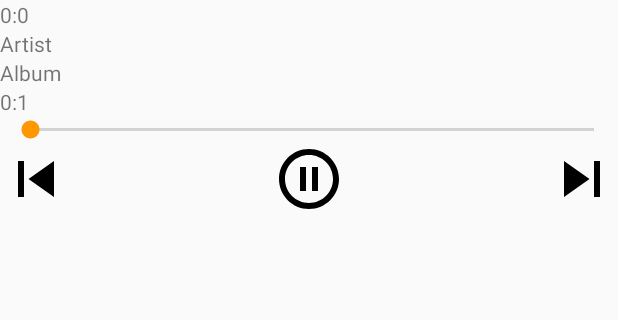
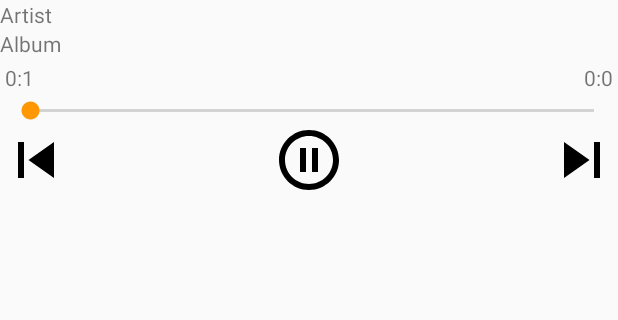
Before and after one commit to marguirrem/GPlay, an Android app: the PlayerActivity screen opened directly, with no data from a screen before it, on a phone screen of 412 x 824 dp, the part 342-662 px from its top. Run offline under Robolectric (Android 15) with nearby library versions, the phone set to English and light mode, and no system bars; 15 statements that could not run were skipped.

```diff
--- a/app/src/main/java/gplay/marlonaguirre/ml/gplay/activities/PlayerActivity.java
+++ b/app/src/main/java/gplay/marlonaguirre/ml/gplay/activities/PlayerActivity.java
@@ -2,6 +2,8 @@ package gplay.marlonaguirre.ml.gplay.activities;
 
 import android.media.MediaPlayer;
 import android.os.Handler;
+import android.support.v4.app.NotificationCompat;
+import android.support.v4.app.NotificationManagerCompat;
 import android.support.v7.app.AppCompatActivity;
 import android.os.Bundle;
 import android.util.Log;
@@ -19,6 +21,8 @@ import java.util.TimerTask;
 import gplay.marlonaguirre.ml.gplay.R;
 import gplay.marlonaguirre.ml.gplay.pojos.Song;
 
+import static android.support.v4.app.NotificationCompat.*;
+
 public class PlayerActivity extends AppCompatActivity {
 
     ArrayList<Song> songs;
@@ -31,7 +35,8 @@ public class PlayerActivity extends AppCompatActivity {
     long currentSecond=0;
     int currentMinute=0,sec=0;
     static MediaPlayer mp = new MediaPlayer();
-
+    NotificationManagerCompat notificationManager;
+    Builder mBuilder;
     @Override
     protected void onDestroy() {
         super.onDestroy();
@@ -60,32 +65,6 @@ public class PlayerActivity extends AppCompatActivity {
         setContentView(R.layout.activity_player);
         initComponents();
 
-        /*MediaMetadataRetriever mediaMetadataRetriever = new MediaMetadataRetriever();
-        mediaMetadataRetriever.setDataSource(song.getAbsolutePath());
-        String artist = mediaMetadataRetriever.extractMetadata(MediaMetadataRetriever.METADATA_KEY_ARTIST);
-        String album = mediaMetadataRetriever.extractMetadata(MediaMetadataRetriever.METADATA_KEY_ALBUM);
-        String autor = mediaMetadataRetriever.extractMetadata(MediaMetadataRetriever.METADATA_KEY_AUTHOR );
-        */
-       /* if(mp.isPlaying()){
-            mp.stop();
-            mp.release();
-            //mp.release();
-            Toast.makeText(this, "stop playing", Toast.LENGTH_SHORT).show();
-        }
-
-        Toast.makeText(this, "no stop", Toast.LENGTH_SHORT).show();
-        try {
-            mp = new MediaPlayer();
-            mp.setDataSource(songs.get(position).getUrl());
-            mp.prepare();
-            seekBar.setMax(mp.getDuration());
-            mp.start();
-            seekBar.setMax(mp.getDuration());
-            btnPlay.setBackgroundResource(R.drawable.ic_pause_circle_outline_black_24dp);
-        } catch (IOException e) {
-            e.printStackTrace();
-        }*/
-
        playSong();
 
         mSeekbarUpdateHandler = new Handler();
@@ -95,18 +74,9 @@ public class PlayerActivity extends AppCompatActivity {
                 currentMinute =((mp.getCurrentPosition()/1000)/60);
                 //if(currentMinute!=0){
                     tvCurrentTime.setText(currentMinute+":"+((currentSecond-60*currentMinute) ));
-                //}
-                //else{
-                  //  tvCurrentTime.setText(currentMinute+":"+currentSecond);
-                //}
                 currentSecond=(((mp.getCurrentPosition()/1000)) );
                 seekBar.setProgress((mp.getCurrentPosition() / 1000));
                 Log.e("HILO","currentSecond: "+currentSecond+" totalSeconds: "+((mp.getDuration()/1000)%60));
-                //tvCurrentTime.setText(String.valueOf(currentMinute+":"+currentSecond));
-
-
-                //Log.e("LOG","progress: "+seekBar.getProgress()+" max: "+seekBar.getMax());
-               // tvCurrentTime.setText(String.valueOf((minutes+":"+seconds)));
                 if(seekBar.getProgress() == (seekBar.getMax())){
                     position++;
                     btnPlay.setBackgroundResource(R.drawable.ic_play_circle_outline_black_24dp);
@@ -180,8 +150,10 @@ public class PlayerActivity extends AppCompatActivity {
         if (mp.isPlaying()) {
             mp.stop();
             mp.release();
+            mBuilder=null;
         }
         try {
+
             mp = new MediaPlayer();
             mp.setDataSource(songs.get(position).getUrl());
             mp.prepare();
@@ -191,6 +163,18 @@ public class PlayerActivity extends AppCompatActivity {
 
             mp.start();
             btnPlay.setBackgroundResource(R.drawable.ic_pause_circle_outline_black_24dp);
+
+            mBuilder = new Builder(this,"NOT")
+                    .setSmallIcon(R.drawable.ic_play_circle_outline_black_24dp)
+                    .setContentTitle(songs.get(position).getArtist())
+                    .setContentText(songs.get(position).getTitle())
+                    .setStyle(new BigTextStyle()
+                            .bigText(songs.get(position).getTitle()))
+                    .setPriority(PRIORITY_DEFAULT);
+
+            // notificationId is a unique int for each notification that you must define
+            notificationManager.notify(1, mBuilder.build());
+
         } catch (IOException e) {
             e.printStackTrace();
         }
@@ -211,6 +195,16 @@ public class PlayerActivity extends AppCompatActivity {
         songs       = (ArrayList<Song>) file.getSerializable("song");
         position    = file.getInt("position");
         seekBar     = findViewById(R.id.songProgress);
+        mBuilder = new Builder(this,"NOT")
+                .setSmallIcon(R.drawable.ic_play_circle_outline_black_24dp)
+                .setContentTitle(songs.get(position).getArtist())
+                .setContentText(songs.get(position).getTitle())
+                .setStyle(new BigTextStyle()
+                        .bigText(songs.get(position).getTitle()))
+                .setPriority(PRIORITY_DEFAULT);
+
+        notificationManager = NotificationManagerCompat.from(this);
+
     }
 
     public void updateTexts(int position){
--- a/app/src/main/res/layout/activity_player.xml
+++ b/app/src/main/res/layout/activity_player.xml
@@ -20,11 +20,6 @@
         android:src="@mipmap/ic_launcher"/>
 
     <TextView
-        android:id="@+id/playerTvSongDuration"
-        android:layout_width="match_parent"
-        android:layout_height="wrap_content"
-        android:text="Duration"/>
-    <TextView
         android:id="@+id/playerTvArtist"
         android:layout_width="match_parent"
         android:layout_height="wrap_content"
@@ -35,11 +30,25 @@
         android:layout_height="wrap_content"
         android:text="Album"/>
 
-    <TextView
-        android:id="@+id/playerTvCurrentTime"
+    <LinearLayout
+        android:orientation="horizontal"
         android:layout_width="match_parent"
         android:layout_height="wrap_content"
-        android:text="CurrentTime"/>
+        android:padding="3dp">
+
+        <TextView
+            android:id="@+id/playerTvCurrentTime"
+            android:layout_width="wrap_content"
+            android:layout_height="wrap_content"
+            android:layout_weight="1"
+            android:text="CurrentTime"/>
+
+        <TextView
+            android:id="@+id/playerTvSongDuration"
+            android:layout_width="wrap_content"
+            android:layout_height="wrap_content"
+            android:text="Duration"/>
+    </LinearLayout>
 
     <SeekBar
         android:id="@+id/songProgress"
```
